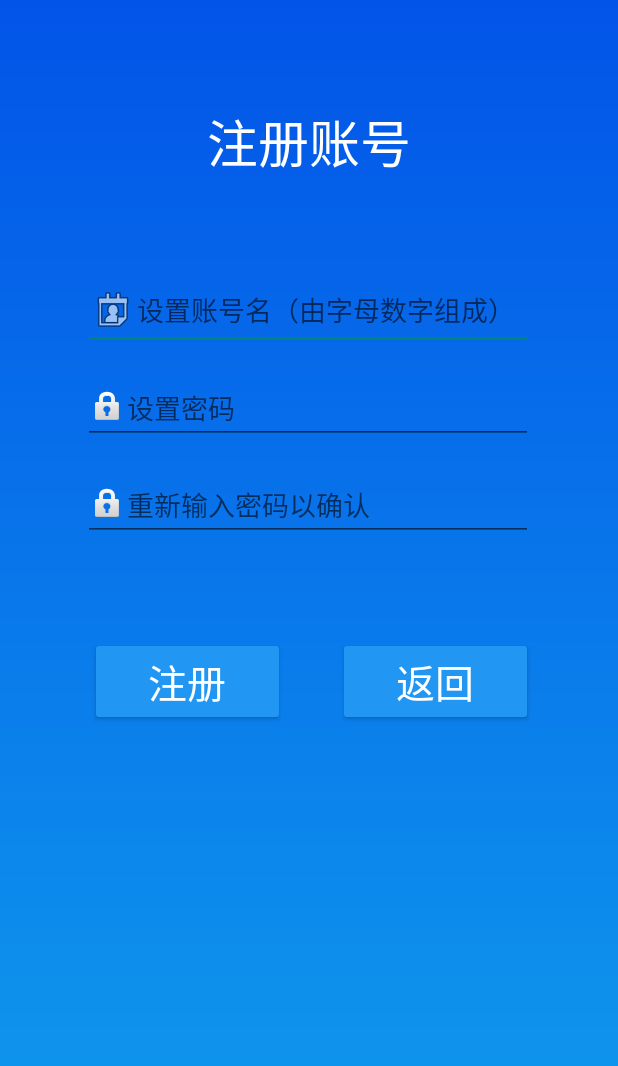
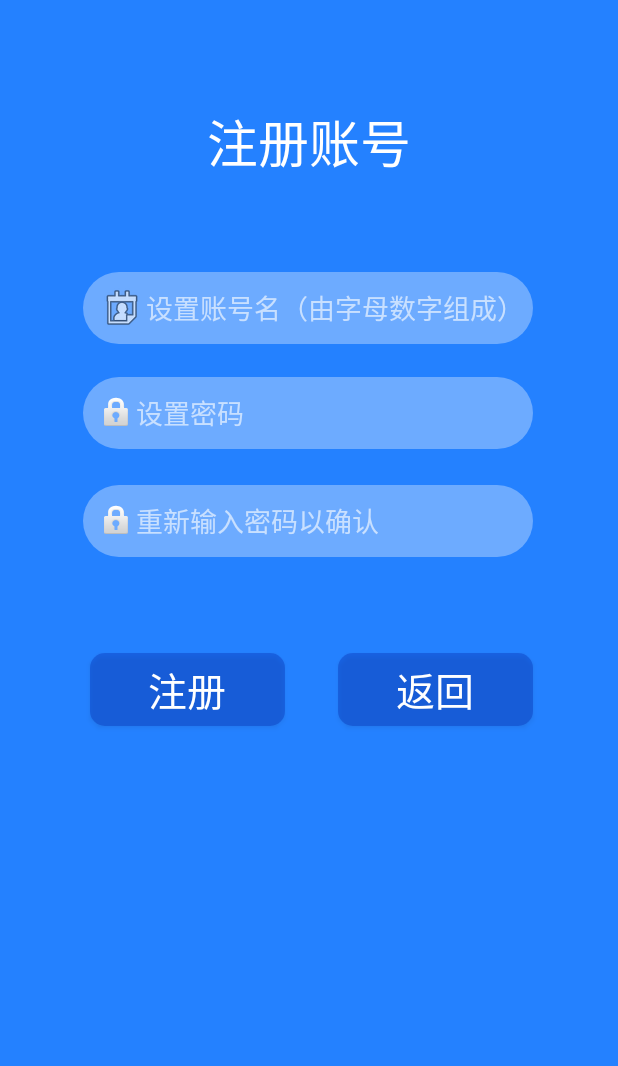
Before and after one commit to Bairu-03/Android-ABox, an Android app: the Activity_signup screen opened directly, with no data from a screen before it, on a phone screen of 412 x 824 dp. Shown: the top 1066 px of the screen. Run offline under Robolectric (Android 15) with nearby library versions, the phone set to English and light mode, and no system bars.

Commit message:
优化登录、注册页UI

```diff
--- a/app/src/main/java/com/example/abox/Activity_login.java
+++ b/app/src/main/java/com/example/abox/Activity_login.java
@@ -86,7 +86,7 @@ public class Activity_login extends AppCompatActivity{
                 null, null, null);
 
         if(cursor.getCount() == 0){
-            tV1_err.setText("输入的账号不存在！");
+            tV1_err.setText("账号不存在！");
 
         // 未勾选用户协议
         } else if(!cB1_pro.isChecked()){
--- a/app/src/main/java/com/example/abox/MainActivity.java
+++ b/app/src/main/java/com/example/abox/MainActivity.java
@@ -33,6 +33,7 @@ public class MainActivity extends AppCompatActivity {
     Boolean socket_state;
     private Button btn_socket;
     private Drawable btn_socket_draw;
+    private Button btn_tem_hum;
 
     @Override
     protected void onCreate(Bundle savedInstanceState) {
@@ -44,6 +45,8 @@ public class MainActivity extends AppCompatActivity {
         btn_socket_draw = getResources().getDrawable(R.drawable.ic_btn_socket_on);
         btn_socket.setCompoundDrawablesWithIntrinsicBounds(null, btn_socket_draw, null, null);
 
+        btn_tem_hum = findViewById(R.id.btn_tem_hum);
+        btn_tem_hum.setText(getString(R.string.btn_tem_hum, 0, 0));
     }
 
 //    public void buttonClick(View view) {
@@ -56,7 +59,8 @@ public class MainActivity extends AppCompatActivity {
 
     // 温湿度按钮点击动作
     public void btn_tem_hum(View view) {
-
+        btn_tem_hum = findViewById(R.id.btn_tem_hum);
+        btn_tem_hum.setText(getString(R.string.btn_tem_hum, 25, 50));
     }
 
     // 插座按钮点击动作
--- /dev/null
+++ b/app/src/main/res/drawable/ev_style.xml
@@ -0,0 +1,16 @@
+<?xml version="1.0" encoding="utf-8"?>
+<selector xmlns:android="http://schemas.android.com/apk/res/android">
+    <item>
+        <shape>
+            <padding android:left="10dp"
+                android:right="10dp"
+                android:top="5dp"
+                android:bottom="5dp"/>
+            <solid android:color="@color/colorButtonNormal"/>
+            <corners android:topLeftRadius="50dp"
+                android:topRightRadius="50dp"
+                android:bottomLeftRadius="50dp"
+                android:bottomRightRadius="50dp"/>
+        </shape>
+    </item>
+</selector>
--- a/app/src/main/res/layout/activity_signup.xml
+++ b/app/src/main/res/layout/activity_signup.xml
@@ -5,7 +5,7 @@
     android:id="@+id/main"
     android:layout_width="match_parent"
     android:layout_height="match_parent"
-    android:background="@drawable/shape_gradient"
+    android:background="#2481FF"
     tools:context=".Activity_signup">
 
     <TextView
@@ -27,6 +27,9 @@
         android:layout_height="wrap_content"
         android:autofillHints="testaccount"
         android:drawableStart="@android:drawable/ic_menu_my_calendar"
+        android:backgroundTint="@color/white"
+        android:textColorHint="#A0FFFFFF"
+        android:background="@drawable/ev_style"
         android:hint="@string/signup_account"
         android:inputType="text"
         android:textColor="@color/white"
@@ -38,48 +41,55 @@
         app:layout_constraintTop_toBottomOf="@+id/tV3_title"
         app:layout_constraintVertical_bias="0.093" />
 
+    <!--输入错误提示-->
     <EditText
         android:id="@+id/eT3_PW"
         android:layout_width="300dp"
         android:layout_height="wrap_content"
         android:autofillHints="123456"
+        android:background="@drawable/ev_style"
+        android:backgroundTint="@color/white"
         android:drawableStart="@android:drawable/ic_lock_idle_lock"
         android:hint="@string/signup_pw"
         android:inputType="textPassword"
+        android:minHeight="48dp"
         android:textColor="@color/white"
-        android:minHeight="48dp"
+        android:textColorHint="#A0FFFFFF"
         app:layout_constraintBottom_toBottomOf="parent"
         app:layout_constraintEnd_toEndOf="parent"
         app:layout_constraintHorizontal_bias="0.495"
         app:layout_constraintStart_toStartOf="parent"
         app:layout_constraintTop_toBottomOf="@+id/eT3_ID"
-        app:layout_constraintVertical_bias="0.027" />
+        app:layout_constraintVertical_bias="0.04" />
 
     <EditText
         android:id="@+id/eT3_rePW"
         android:layout_width="300dp"
         android:layout_height="wrap_content"
         android:autofillHints="123456"
+        android:background="@drawable/ev_style"
+        android:backgroundTint="@color/white"
         android:drawableStart="@android:drawable/ic_lock_idle_lock"
         android:hint="@string/signup_repw"
         android:inputType="textPassword"
+        android:minHeight="48dp"
         android:textColor="@color/white"
-        android:minHeight="48dp"
+        android:textColorHint="#A0FFFFFF"
         app:layout_constraintBottom_toBottomOf="parent"
         app:layout_constraintEnd_toEndOf="parent"
         app:layout_constraintHorizontal_bias="0.495"
         app:layout_constraintStart_toStartOf="parent"
         app:layout_constraintTop_toBottomOf="@+id/eT3_PW"
-        app:layout_constraintVertical_bias="0.035" />
+        app:layout_constraintVertical_bias="0.051" />
 
-    <!--输入错误提示-->
     <TextView
         android:id="@+id/tV3_err"
         android:layout_width="wrap_content"
         android:layout_height="wrap_content"
         android:layout_marginStart="60dp"
         android:layout_marginTop="6dp"
-        android:textColor="#DFE90B"
+        android:textColor="#F2C55C"
+        android:textSize="16dp"
         app:layout_constraintStart_toStartOf="parent"
         app:layout_constraintTop_toBottomOf="@+id/eT3_rePW" />
 
@@ -88,7 +98,8 @@
         android:layout_width="130dp"
         android:layout_height="wrap_content"
         android:layout_marginTop="64dp"
-        android:backgroundTint="#2196F3"
+        android:background="@drawable/btn_click_style"
+        android:backgroundTint="#0029AB"
         android:onClick="signup_new"
         android:text="@string/signup_signup"
         android:textColor="@color/white"
@@ -103,7 +114,8 @@
         android:layout_width="130dp"
         android:layout_height="wrap_content"
         android:layout_marginTop="64dp"
-        android:backgroundTint="#2196F3"
+        android:background="@drawable/btn_click_style"
+        android:backgroundTint="#0029AB"
         android:onClick="signup_back"
         android:text="@string/signup_back"
         android:textColor="@color/white"
```
Also changed, not shown: app/src/main/res/layout/activity_login.xml (+16 -7 lines).
